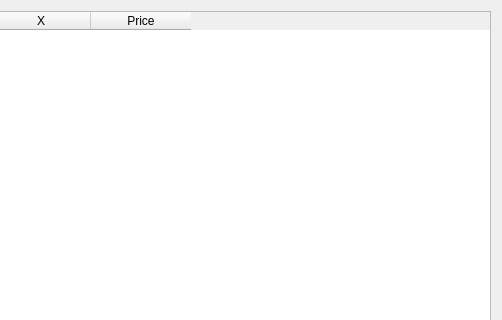
Before: the Qt Designer form FrontDesk/c5storebarcode.ui in End1-1/Cafe5, drawn with Qt 5; both pictures show x 321 to 823 and y 0 to 320 of the 823 by 661 pixel window.
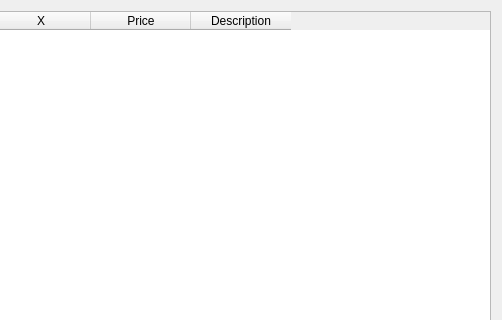
After: the same form once the commit is applied. Custom widgets are drawn as their Qt base class.

Commit message: Fix EAN13 in c_goods, Print Goods Description, Default value for CE5Editor

What changed in the file:
```diff
--- a/FrontDesk/c5storebarcode.ui
+++ b/FrontDesk/c5storebarcode.ui
@@ -41,6 +41,11 @@
        <string>Price</string>
       </property>
      </column>
+     <column>
+      <property name="text">
+       <string>Description</string>
+      </property>
+     </column>
     </widget>
    </item>
   </layout>
```
The commit also changes 19 other files.
